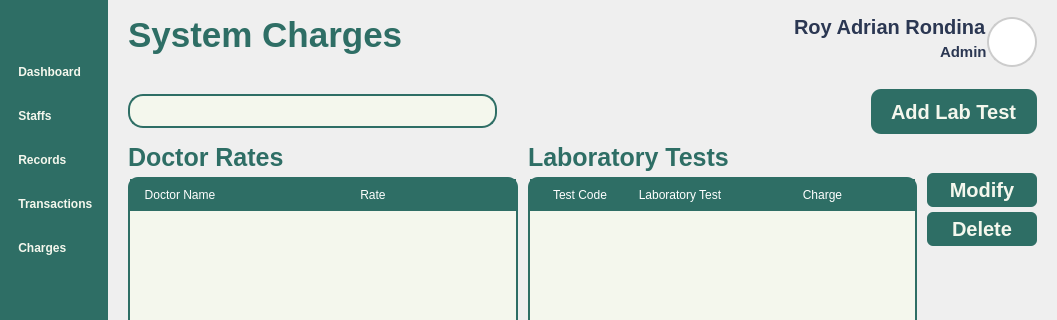
This is Views/Admin_Charges.ui in VinsmokeSanji69/COVACHA_CLINIC_SYSTEM as Qt 5 draws it before an edit; both pictures show x 0 to 1057 and y 0 to 320 of the 1057 by 769 pixel window. The edited form follows.
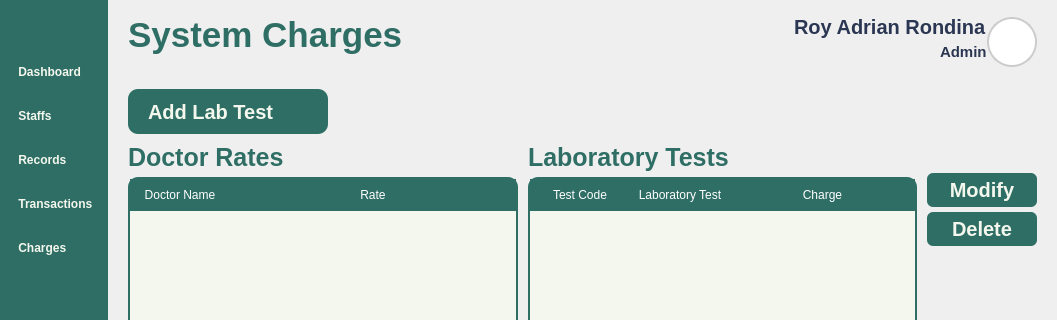
This is the edited form. Icons and pictures are not drawn.

What changed in the file:
```diff
--- a/Views/Admin_Charges.ui
+++ b/Views/Admin_Charges.ui
@@ -680,85 +680,6 @@
                 <number>0</number>
                </property>
                <item>
-                <widget class="QWidget" name="SearchBar" native="true">
-                 <property name="sizePolicy">
-                  <sizepolicy hsizetype="Expanding" vsizetype="Fixed">
-                   <horstretch>0</horstretch>
-                   <verstretch>0</verstretch>
-                  </sizepolicy>
-                 </property>
-                 <property name="minimumSize">
-                  <size>
-                   <width>290</width>
-                   <height>0</height>
-                  </size>
-                 </property>
-                 <property name="maximumSize">
-                  <size>
-                   <width>400</width>
-                   <height>16777215</height>
-                  </size>
-                 </property>
-                 <layout class="QHBoxLayout" name="horizontalLayout_2">
-                  <property name="spacing">
-                   <number>0</number>
-                  </property>
-                  <property name="leftMargin">
-                   <number>0</number>
-                  </property>
-                  <property name="topMargin">
-                   <number>5</number>
-                  </property>
-                  <property name="rightMargin">
-                   <number>0</number>
-                  </property>
-                  <property name="bottomMargin">
-                   <number>5</number>
-                  </property>
-                  <item>
-                   <widget class="QLineEdit" name="Search">
-                    <property name="sizePolicy">
-                     <sizepolicy hsizetype="Expanding" vsizetype="Expanding">
-                      <horstretch>0</horstretch>
-                      <verstretch>0</verstretch>
-                     </sizepolicy>
-                    </property>
-                   </widget>
-                  </item>
-                  <item>
-                   <widget class="QPushButton" name="Icon">
-                    <property name="text">
-                     <string/>
-                    </property>
-                    <property name="icon">
-                     <iconset resource="../Images/resources.qrc">
-                      <normaloff>:/icons/icons/search.svg</normaloff>:/icons/icons/search.svg</iconset>
-                    </property>
-                    <property name="iconSize">
-                     <size>
-                      <width>35</width>
-                      <height>35</height>
-                     </size>
-                    </property>
-                   </widget>
-                  </item>
-                 </layout>
-                </widget>
-               </item>
-               <item>
-                <spacer name="horizontalSpacer">
-                 <property name="orientation">
-                  <enum>Qt::Horizontal</enum>
-                 </property>
-                 <property name="sizeHint" stdset="0">
-                  <size>
-                   <width>30</width>
-                   <height>20</height>
-                  </size>
-                 </property>
-                </spacer>
-               </item>
-               <item alignment="Qt::AlignHCenter">
                 <widget class="QPushButton" name="AddLabTestButton">
                  <property name="enabled">
                   <bool>true</bool>
@@ -803,6 +724,19 @@
                  </property>
                 </widget>
                </item>
+               <item>
+                <spacer name="horizontalSpacer">
+                 <property name="orientation">
+                  <enum>Qt::Horizontal</enum>
+                 </property>
+                 <property name="sizeHint" stdset="0">
+                  <size>
+                   <width>30</width>
+                   <height>20</height>
+                  </size>
+                 </property>
+                </spacer>
+               </item>
               </layout>
              </widget>
             </item>
@@ -897,8 +831,8 @@
                       <rect>
                        <x>0</x>
                        <y>0</y>
-                       <width>244</width>
-                       <height>557</height>
+                       <width>328</width>
+                       <height>571</height>
                       </rect>
                      </property>
                      <layout class="QVBoxLayout" name="verticalLayout_6">
@@ -1021,8 +955,8 @@
                       <rect>
                        <x>0</x>
                        <y>0</y>
-                       <width>380</width>
-                       <height>557</height>
+                       <width>327</width>
+                       <height>571</height>
                       </rect>
                      </property>
                      <layout class="QVBoxLayout" name="verticalLayout_7">
```
